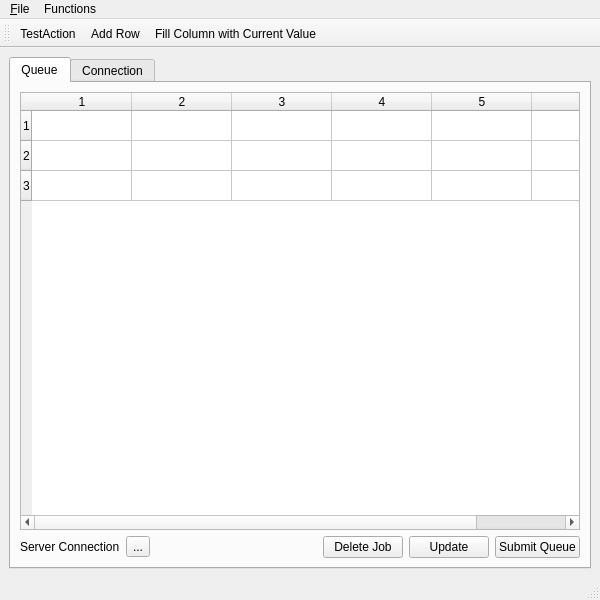
Above: DaQueue/mainwindow.ui from mfitzp/toolz before the change. Below: the same form after it.
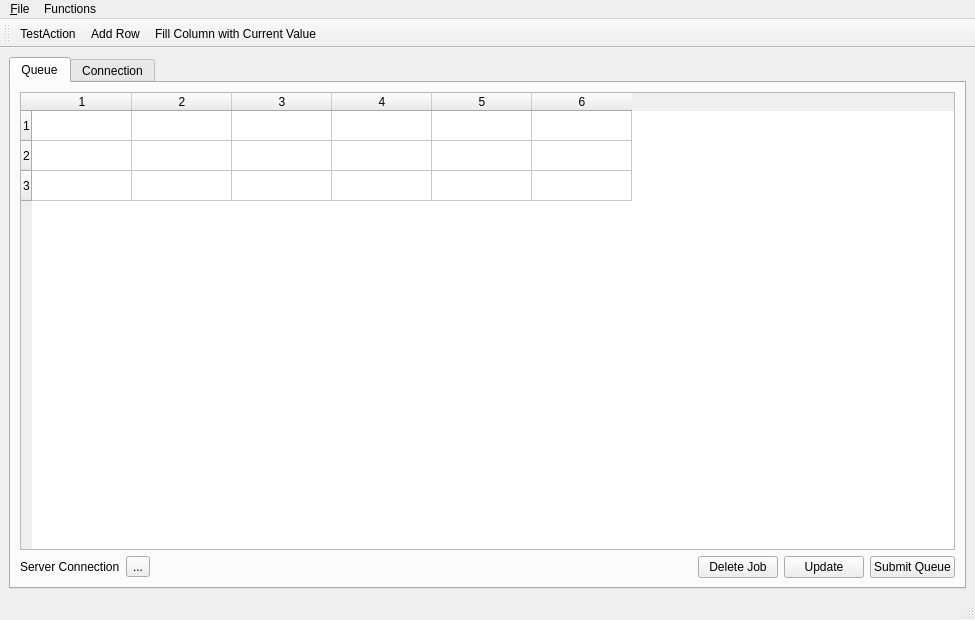
That is the form after the change. Icons and pictures are not drawn. Custom widgets are drawn as their Qt base class.

```diff
--- a/DaQueue/mainwindow.ui
+++ b/DaQueue/mainwindow.ui
@@ -6,8 +6,8 @@
    <rect>
     <x>0</x>
     <y>0</y>
-    <width>600</width>
-    <height>600</height>
+    <width>975</width>
+    <height>620</height>
    </rect>
   </property>
   <property name="cursor">
@@ -273,7 +273,7 @@
     <rect>
      <x>0</x>
      <y>0</y>
-     <width>600</width>
+     <width>975</width>
      <height>25</height>
     </rect>
    </property>
```
Left out of the diff: 2 changed lines with no effect on the pictures.
